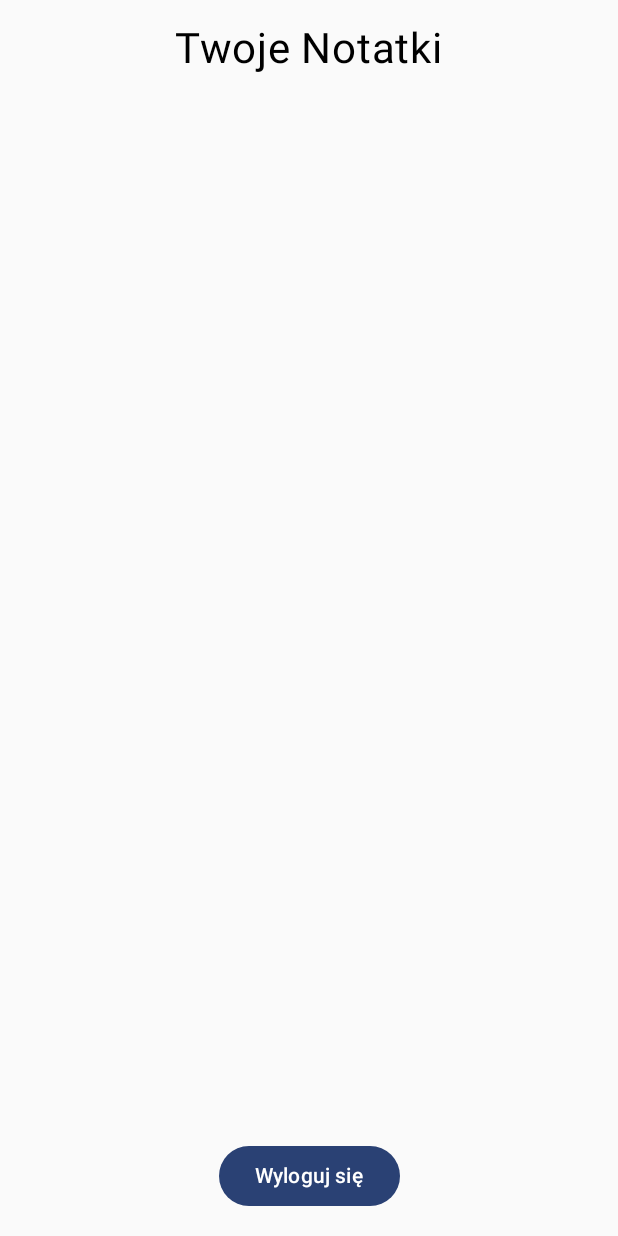
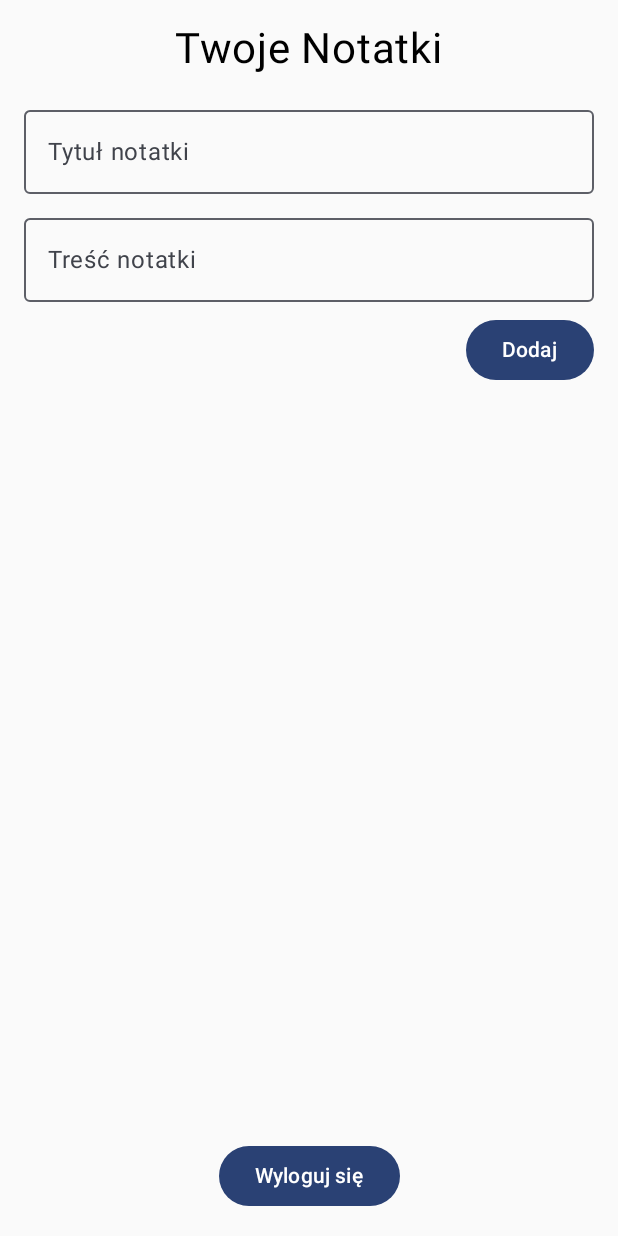
Before and after one commit to terapeutaLPG/ProjektAplikacjaNotatki, an Android app built with Jetpack Compose: the screen it shows after launch (MainActivity), on a phone screen of 412 x 824 dp. Run offline under Robolectric (Android 15) with nearby library versions, the phone set to English and light mode, and no system bars; our stand-ins replace Firebase (no records; nobody signed in at launch, a user with empty details on screens opened directly).

Commit message:
da sie dodawac notatek ale dziala git

```diff
--- a/app/src/main/java/com/example/android/views/HomePage.kt
+++ b/app/src/main/java/com/example/android/views/HomePage.kt
@@ -23,8 +23,9 @@ fun HomePage(
     notesViewModel: NotesViewModel
 ) {
     val notesState by notesViewModel.notes.collectAsState()
+    var newTitle by remember { mutableStateOf("") }
+    var newContent by remember { mutableStateOf("") }
 
-    // Dodano – ładowanie notatek
     LaunchedEffect(Unit) {
         notesViewModel.loadNotes()
     }
@@ -36,6 +37,38 @@ fun HomePage(
         horizontalAlignment = Alignment.CenterHorizontally
     ) {
         Text("Twoje Notatki", fontSize = 28.sp)
+
+        Spacer(modifier = Modifier.height(16.dp))
+
+        // Nowy formularz
+        OutlinedTextField(
+            value = newTitle,
+            onValueChange = { newTitle = it },
+            label = { Text("Tytuł notatki") },
+            modifier = Modifier.fillMaxWidth()
+        )
+        Spacer(modifier = Modifier.height(8.dp))
+
+        OutlinedTextField(
+            value = newContent,
+            onValueChange = { newContent = it },
+            label = { Text("Treść notatki") },
+            modifier = Modifier.fillMaxWidth()
+        )
+        Spacer(modifier = Modifier.height(8.dp))
+
+        Button(
+            onClick = {
+                if (newContent.isNotBlank()) {
+                    notesViewModel.addNote(newTitle.ifBlank { "Bez tytułu" }, newContent)
+                    newTitle = ""
+                    newContent = ""
+                }
+            },
+            modifier = Modifier.align(Alignment.End)
+        ) {
+            Text("Dodaj")
+        }
 
         Spacer(modifier = Modifier.height(16.dp))
 
```
